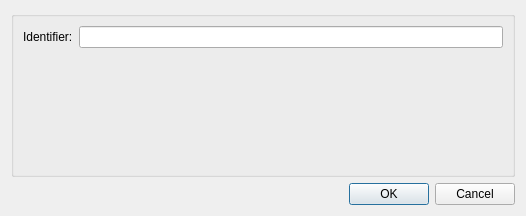
Before: the Qt Designer form src/mapclientplugins/pointcloudserializerstep/widgets/qt/configuredialog.ui in MusculoskeletalAtlasProject/mapclient, drawn with Qt 5.
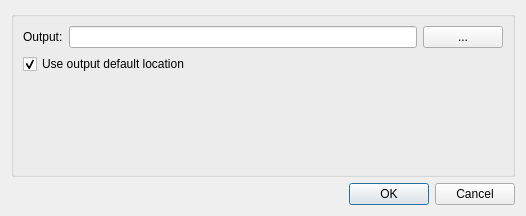
After: the same form once the commit is applied.

Commit message: Remove "identifier" attribute from PointCloudSerializerStep configuration.

```diff
--- a/src/mapclientplugins/pointcloudserializerstep/widgets/qt/configuredialog.ui
+++ b/src/mapclientplugins/pointcloudserializerstep/widgets/qt/configuredialog.ui
@@ -25,7 +25,7 @@
         <item>
          <widget class="QLabel" name="label">
           <property name="text">
-           <string>Identifier:</string>
+           <string>Output:</string>
           </property>
           <property name="buddy">
            <cstring>identifierLineEdit</cstring>
@@ -33,10 +33,27 @@
          </widget>
         </item>
         <item>
-         <widget class="QLineEdit" name="identifierLineEdit"/>
+         <widget class="QLineEdit" name="lineEditOutputLocation"/>
+        </item>
+        <item>
+         <widget class="QPushButton" name="pushButtonOutputLocation">
+          <property name="text">
+           <string>...</string>
+          </property>
+         </widget>
         </item>
        </layout>
       </item>
+      <item>
+       <widget class="QCheckBox" name="checkBoxDefaultLocation">
+        <property name="text">
+         <string>Use output default location</string>
+        </property>
+        <property name="checked">
+         <bool>true</bool>
+        </property>
+       </widget>
+      </item>
       <item>
        <spacer name="verticalSpacer">
         <property name="orientation">
```
Left out of the diff: 5 changed lines with no effect on the pictures. The commit also changes 3 other files.
